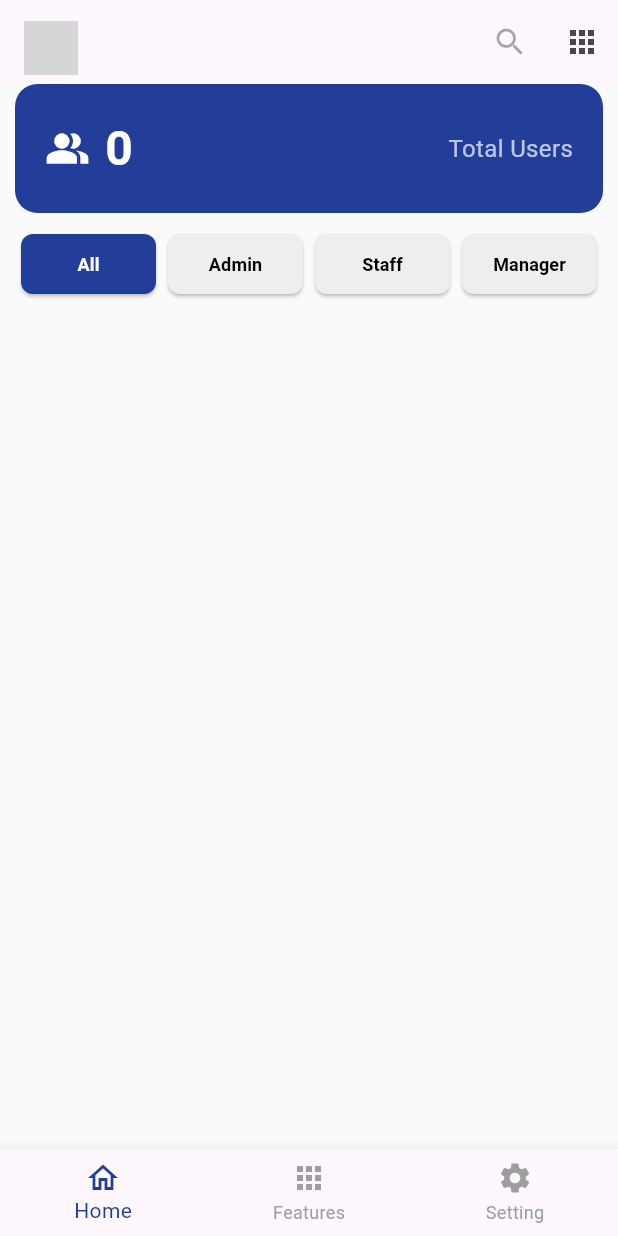
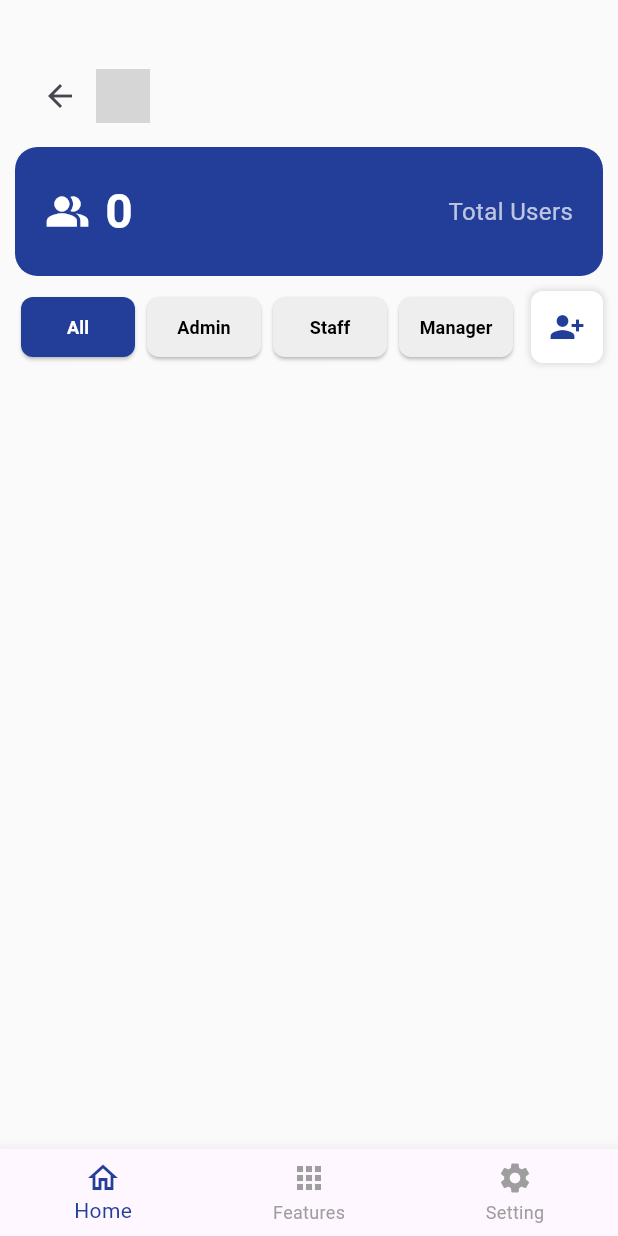
Before and after one commit to DAzrul/InventryX, a Flutter app: the UserListPage screen opened directly with empty values, on a phone screen of 412 x 824 dp. Run offline on Flutter 3.47's test engine with Material 3 defaults, Android fonts, the light colour scheme and no system bars; our stand-ins replace cached_network_image, cloud_firestore, firebase_auth, firebase_core, firebase_storage, image_picker and 1 more; accounts and stored records are empty; grey boxes are pictures that could not be loaded.

Commit message:
Tambah fungsi baru add user di user_list_page.dart

```diff
--- a/lib/pages/admin/user_list_page.dart
+++ b/lib/pages/admin/user_list_page.dart
@@ -1,16 +1,15 @@
 import 'package:flutter/material.dart';
 import 'package:cloud_firestore/cloud_firestore.dart';
 import 'package:cached_network_image/cached_network_image.dart';
-import 'package:firebase_auth/firebase_auth.dart';
 
-// Import halaman-halaman dalaman
+// Import untuk navigasi Features
 import 'admin_features/profile_page.dart';
 import 'admin_features/user_management_page.dart';
 import 'admin_features/sales_page.dart';
 import 'admin_features/report_page.dart';
 import 'admin_page.dart';
 import 'user_edit_page.dart';
-import 'user_delete_page.dart'; // Import UserDeletePage
+import 'user_delete_page.dart';
 
 class UserListPage extends StatefulWidget {
   final String loggedInUsername;
@@ -25,16 +24,16 @@
   String selectedRole = 'All';
   int totalUsersCount = 0;
   List<QueryDocumentSnapshot> users = [];
-  String? adminProfilePictureUrl; // State untuk URL Gambar Admin
+  String? adminProfilePictureUrl;
 
   @override
   void initState() {
     super.initState();
     fetchUsers();
-    _fetchAdminProfilePicture(); // Muatkan gambar Admin
+    _fetchAdminProfilePicture();
   }
 
-  // --- FUNGSI BARU: Muatkan Gambar Profil Admin ---
+  // --- FUNGSI MUATKAN GAMBAR ADMIN (Dikekalkan) ---
   Future<void> _fetchAdminProfilePicture() async {
     try {
       QuerySnapshot adminSnap = await FirebaseFirestore.instance
@@ -56,8 +55,7 @@
     }
   }
 
-
-  // --- Fungsi Modal/Pop-up Features ---
+  // --- Fungsi Modal/Pop-up Features (Dikekalkan) ---
   void _showFeaturesModal(BuildContext context) {
     showModalBottomSheet(
       context: context,
@@ -100,7 +98,7 @@
     }
   }
 
-  // --- Fungsi Filter Users (Menapis pengguna semasa) ---
+  // --- Fungsi Filter Users ---
   List<QueryDocumentSnapshot> get filteredUsers {
     // 1. Tapis pengguna sedia ada untuk mengecualikan pengguna semasa (loggedInUsername)
     final List<QueryDocumentSnapshot> listWithoutCurrentUser = users.where((user) {
@@ -140,53 +138,39 @@
   // --- Widget Item Pengguna dalam Senarai ---
   Widget _buildUserListItem(QueryDocumentSnapshot doc) {
     final userData = doc.data() as Map<String, dynamic>;
-    final userId = doc.id; // Mendapatkan Document ID
+    final userId = doc.id;
 
     bool isActive = userData['status'] == 'Active';
     String role = userData['role'] ?? 'staff';
     String username = userData['username'] ?? 'Username Unknown';
     String statusLabel = isActive ? 'Active' : 'Disable';
 
-    // Ambil URL Gambar dari dokumen pengguna
-    String? userProfilePictureUrl = userData['profilePictureUrl'];
-
-    // Tentukan ImageProvider untuk pengguna individu
-    ImageProvider userAvatarImage = userProfilePictureUrl != null && userProfilePictureUrl.isNotEmpty
-        ? CachedNetworkImageProvider(userProfilePictureUrl) as ImageProvider
+    ImageProvider userAvatarImage = userData['profilePictureUrl'] != null && userData['profilePictureUrl']!.isNotEmpty
+        ? CachedNetworkImageProvider(userData['profilePictureUrl']!) as ImageProvider
         : const AssetImage('assets/profile.png');
-
 
     return Card(
       margin: const EdgeInsets.symmetric(horizontal: 10, vertical: 6),
       elevation: 2,
       child: ListTile(
         leading: CircleAvatar(
-          // [DIUBAH] Gunakan Avatar Dinamik pengguna
           backgroundImage: userAvatarImage,
           backgroundColor: Colors.grey[200],
         ),
-        title: Text(
-          username,
-          style: const TextStyle(fontWeight: FontWeight.bold),
-        ),
+        title: Text(username, style: const TextStyle(fontWeight: FontWeight.bold)),
         subtitle: Text(role.toUpperCase()),
 
         trailing: Row(
           mainAxisSize: MainAxisSize.min,
           children: [
-            // Status Button (Hanya Paparan/Placeholder)
+            // Status Button
             ElevatedButton(
-              onPressed: () {
-                // Tindakan Ubah Status (Toggle Active/Disable) - Biasanya diuruskan di UserEditPage
-              },
+              onPressed: () { /* Tindakan Ubah Status */ },
               style: ElevatedButton.styleFrom(
                 backgroundColor: isActive ? Colors.green[600] : Colors.red[600],
                 padding: const EdgeInsets.symmetric(horizontal: 8),
               ),
-              child: Text(
-                statusLabel,
-                style: const TextStyle(color: Colors.white, fontSize: 12),
-              ),
+              child: Text(statusLabel, style: const TextStyle(color: Colors.white, fontSize: 12)),
             ),
             const SizedBox(width: 8),
 
@@ -198,29 +182,19 @@
               ),
               onPressed: () {
                 if (isActive) {
-                  // NAVIGASI KE USER EDIT PAGE (Pensil)
                   Navigator.push(
                     context,
                     MaterialPageRoute(
-                      builder: (_) => UserEditPage(
-                        userData: userData,
-                        userId: userId, // Hantar Document ID
-                        loggedInUsername: widget.loggedInUsername,
+                      builder: (_) => UserEditPage(userData: userData, userId: userId, loggedInUsername: widget.loggedInUsername),
                     ),
-                    ),
-                  ).then((_) => fetchUsers()); // Muat semula senarai selepas edit
+                  ).then((_) => fetchUsers());
                 } else {
-                  // NAVIGASI KE USER DELETE PAGE (Tong Sampah)
                   Navigator.push(
                     context,
                     MaterialPageRoute(
-                      builder: (_) => UserDeletePage(
-                        userData: userData,
-                        userId: userId,
-                        loggedInUsername: widget.loggedInUsername,
+                      builder: (_) => UserDeletePage(userData: userData, userId: userId, loggedInUsername: widget.loggedInUsername),
                     ),
-                    ),
-                  ).then((_) => fetchUsers()); // Muat semula senarai selepas delete
+                  ).then((_) => fetchUsers());
                 }
               },
             ),
@@ -231,97 +205,30 @@
   }
 
 
-  @override
-  Widget build(BuildContext context) {
-    // Tentukan Image Provider berdasarkan URL gambar Admin
-    ImageProvider adminAvatarImage = adminProfilePictureUrl != null && adminProfilePictureUrl!.isNotEmpty
-        ? CachedNetworkImageProvider(adminProfilePictureUrl!) as ImageProvider
-        : const AssetImage('assets/profile.png');
-
-    return Scaffold(
-      backgroundColor: Colors.grey[50],
-      appBar: AppBar(
-        // KEMAS KINI LEADING: Gunakan Row untuk Avatar dan Username
-        leadingWidth: 180,
-        leading: Padding(
-          padding: const EdgeInsets.only(left: 16.0, top: 8.0),
+  // --- KANDUNGAN HEADER DAN FILTER ---
+  Widget _buildHeader(ImageProvider adminAvatarImage) {
+    return Column(
+      crossAxisAlignment: CrossAxisAlignment.start, // Penting untuk meletakkan butang +
+      children: [
+        // Header Manual (menggantikan AppBar) - BUANG ICON SEARCH
+        Padding(
+          padding: const EdgeInsets.only(top: 40, left: 16, right: 16, bottom: 0),
           child: Row(
             children: [
-              // [DIUBAH] Gunakan Avatar Dinamik Admin
-              CircleAvatar(
-                radius: 18,
-                backgroundImage: adminAvatarImage,
-              ),
+              const BackButton(), // Butang Back (Anak Panah)
+
+              // Avatar Admin
+              CircleAvatar(radius: 18, backgroundImage: adminAvatarImage),
               const SizedBox(width: 8),
-              Text(
-                  widget.loggedInUsername,
-                  style: const TextStyle(fontWeight: FontWeight.bold, fontSize: 16)
-              ),
+              Text(widget.loggedInUsername, style: const TextStyle(fontWeight: FontWeight.bold, fontSize: 18)),
+              const Spacer(),
+              // IKON SEARCH & IKON FEATURES DIBUANG DARI SINI
             ],
           ),
         ),
-        title: null,
-        centerTitle: false,
-        actions: [
-          const IconButton(
-            icon: Icon(Icons.search),
-            onPressed: null, // Biarkan null jika tiada fungsi carian
-          ),
-          IconButton(
-            icon: const Icon(Icons.apps),
-            onPressed: () {
-              _showFeaturesModal(context);
-            },
-          ),
-        ],
-      ),
-      body: Column(
-        children: [
-          _buildHeader(),
 
-          // Senarai Pengguna
-          Expanded(
-            child: ListView.builder(
-              itemCount: filteredUsers.length,
-              itemBuilder: (context, index) {
-                return _buildUserListItem(filteredUsers[index]);
-              },
-            ),
-          ),
-        ],
-      ),
+        const SizedBox(height: 10),
 
-      // Bottom Navigation Bar (Dikekalkan)
-      bottomNavigationBar: BottomNavigationBar(
-        currentIndex: 0,
-        onTap: (index) {
-          // Navigasi kembali ke AdminPage (Dashboard/Settings)
-          Navigator.of(context).pushAndRemoveUntil(
-            MaterialPageRoute(
-              builder: (context) => AdminPage(
-                loggedInUsername: widget.loggedInUsername,
-                initialIndex: index,
-              ),
-            ),
-                (Route<dynamic> route) => false,
-          );
-        },
-        selectedItemColor: const Color(0xFF233E99),
-        unselectedItemColor: Colors.grey,
-        type: BottomNavigationBarType.fixed,
-        items: const [
-          BottomNavigationBarItem(icon: Icon(Icons.home_outlined), label: 'Home'),
-          BottomNavigationBarItem(icon: Icon(Icons.apps), label: 'Features'),
-          BottomNavigationBarItem(icon: Icon(Icons.settings), label: 'Setting'),
-        ],
-      ),
-    );
-  }
-
-  // --- KANDUNGAN HEADER DAN FILTER (Dikekalkan) ---
-  Widget _buildHeader() {
-    return Column(
-      children: [
         // Card Total Users
         Container(
           padding: const EdgeInsets.all(20),
@@ -339,17 +246,19 @@
                 style: const TextStyle(fontSize: 32, fontWeight: FontWeight.bold, color: Colors.white),
               ),
               const Spacer(),
-              const Text(
-                "Total Users",
-                style: TextStyle(fontSize: 16, color: Colors.white70),
-              ),
+              const Text("Total Users", style: TextStyle(fontSize: 16, color: Colors.white70)),
             ],
           ),
         ),
 
-        // Filter Buttons
+        // Filter Buttons dan Butang Tambah Pengguna Baru
         Padding(
           padding: const EdgeInsets.symmetric(vertical: 10.0, horizontal: 10),
+          child: Row(
+            crossAxisAlignment: CrossAxisAlignment.start,
+            children: [
+              // Filter Buttons (Kekal)
+              Expanded(
                 child: Row(
                   mainAxisAlignment: MainAxisAlignment.spaceAround,
                   children: ['All', 'Admin', 'Staff', 'Manager'].map((role) {
@@ -381,7 +290,80 @@
                   }).toList(),
                 ),
               ),
+
+              // BUTANG TAMBAH PENGGUNA BARU (Ikon +)
+              const SizedBox(width: 8),
+              Container(
+                decoration: BoxDecoration(
+                  color: Colors.white,
+                  borderRadius: BorderRadius.circular(8),
+                  boxShadow: [
+                    BoxShadow(color: Colors.grey.withOpacity(0.3), spreadRadius: 1, blurRadius: 3),
+                  ],
+                ),
+                child: IconButton(
+                  icon: const Icon(Icons.person_add_alt_1, color: Color(0xFF233E99)),
+                  onPressed: () {
+                    // Navigasi ke Halaman Pendaftaran Pengguna
+                    Navigator.push(context, MaterialPageRoute(builder: (_) => UserManagementPage(username: widget.loggedInUsername)));
+                  },
+                ),
+              ),
+            ],
+          ),
+        ),
       ],
     );
   }
+
+
+  @override
+  Widget build(BuildContext context) {
+    // Tentukan Image Provider berdasarkan URL gambar Admin
+    ImageProvider adminAvatarImage = adminProfilePictureUrl != null && adminProfilePictureUrl!.isNotEmpty
+        ? CachedNetworkImageProvider(adminProfilePictureUrl!) as ImageProvider
+        : const AssetImage('assets/profile.png');
+
+    return Scaffold(
+      backgroundColor: Colors.grey[50],
+      body: Column(
+        children: [
+          // PENTING: Gunakan Widget Header yang diperbaharui
+          _buildHeader(adminAvatarImage),
+
+          // Senarai Pengguna
+          Expanded(
+            child: ListView.builder(
+              itemCount: filteredUsers.length,
+              itemBuilder: (context, index) {
+                return _buildUserListItem(filteredUsers[index]);
+              },
+            ),
+          ),
+        ],
+      ),
+
+      // Bottom Navigation Bar (Dikekalkan)
+      bottomNavigationBar: BottomNavigationBar(
+        currentIndex: 0,
+        onTap: (index) {
+          // Navigasi kembali ke AdminPage (Dashboard/Settings)
+          Navigator.of(context).pushAndRemoveUntil(
+            MaterialPageRoute(
+              builder: (context) => AdminPage(loggedInUsername: widget.loggedInUsername, initialIndex: index),
+            ),
+                (Route<dynamic> route) => false,
+          );
+        },
+        selectedItemColor: const Color(0xFF233E99),
+        unselectedItemColor: Colors.grey,
+        type: BottomNavigationBarType.fixed,
+        items: const [
+          BottomNavigationBarItem(icon: Icon(Icons.home_outlined), label: 'Home'),
+          BottomNavigationBarItem(icon: Icon(Icons.apps), label: 'Features'),
+          BottomNavigationBarItem(icon: Icon(Icons.settings), label: 'Setting'),
+        ],
+      ),
+    );
   }
+}
```
Lines whose indentation alone changed are shown as unchanged.
